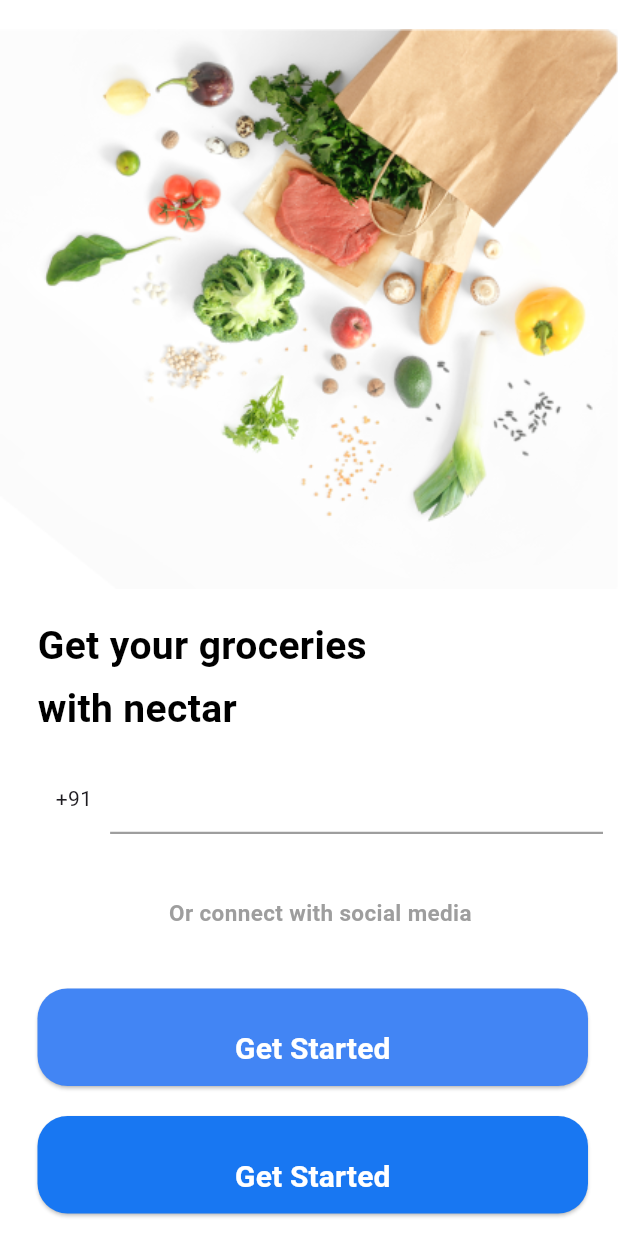
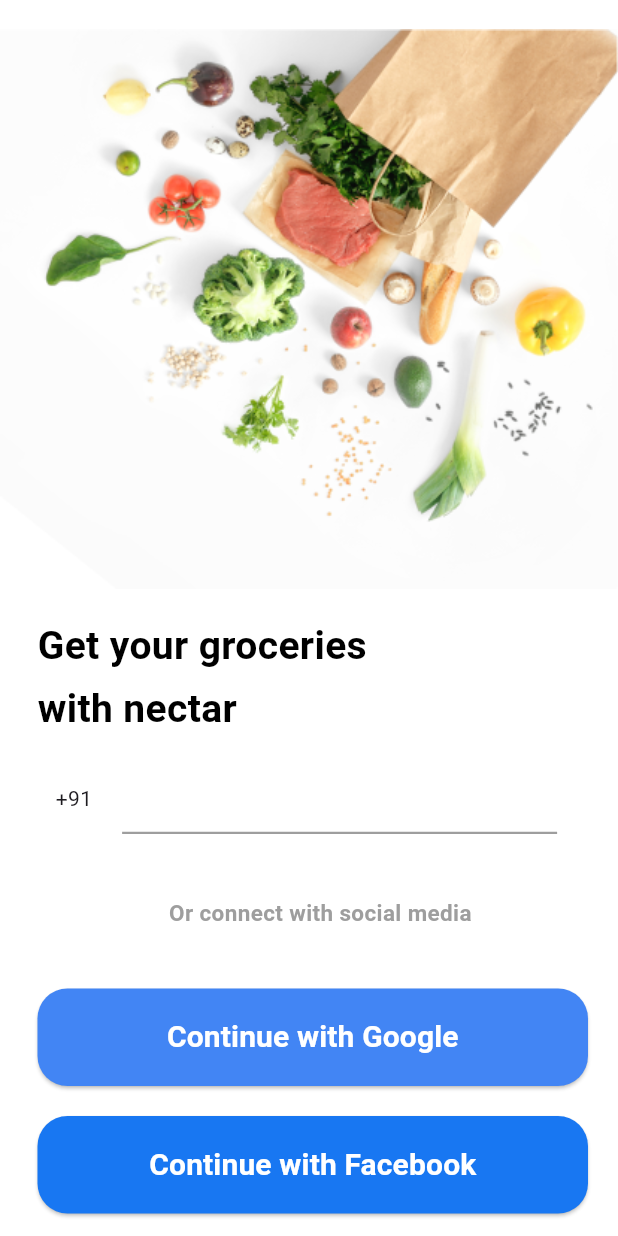
Before and after one commit to MMuusskkaann/Groceries-App, a Flutter app: the screen it shows after launch, after a tap on "Get Started", on a phone screen of 412 x 824 dp. Run offline on Flutter 3.47's test engine with Material 3 defaults, Android fonts, the phone set to English and light mode, and no system bars; Roboto replaces fonts that are missing (Gilroy).

Commit message:
Added number & verification pages, updated onboarding and signin

```diff
--- a/lib/pages/onboardingpage.dart
+++ b/lib/pages/onboardingpage.dart
@@ -19,13 +19,13 @@ class _OnboardingpageState extends State<Onboardingpage> {
 
         Positioned(
           top: 540,
-          left: 200,
+          left: 190,
           child: Image.asset("assets/images/Group.png", height: 60, width: 60),
         ),
 
         Positioned(
-          top: 620,
-          left: 130,
+          top: 600,
+          left: 110,
           child: Text(
             'Welcome',
             // textAlign: TextAlign.center,
@@ -40,8 +40,8 @@ class _OnboardingpageState extends State<Onboardingpage> {
         ),
 
         Positioned(
-          top: 680,
-          right: 95,
+          top: 660,
+          right: 109,
           child: Text(
             "to our store",
             style: TextStyle(
@@ -55,7 +55,7 @@ class _OnboardingpageState extends State<Onboardingpage> {
         ),
 
         Positioned(
-          top: 750,
+          top: 740,
           left: 80,
           // height: 15,
           child: Text(
@@ -76,10 +76,10 @@ class _OnboardingpageState extends State<Onboardingpage> {
           alignment: Alignment.bottomCenter,
           child: Padding(
             padding: EdgeInsets.only(
-              bottom: 90,
+              bottom: 140,
             ), //this help to move button upward direction
             child: SizedBox(
-              height: 90,
+              height: 65,
               width: 370,
               child: ElevatedButton(
                 onPressed: () {
@@ -96,13 +96,16 @@ class _OnboardingpageState extends State<Onboardingpage> {
                     borderRadius: BorderRadius.circular(20),
                   ),
                 ),
+                child: Center(
                   child: Text(
                     "Get Started",
                     style: TextStyle(
                       fontFamily: "Gilroy",
                       fontWeight: FontWeight.w600,
                       fontSize: 20,
-                    height: 4,
+                      height: 3,
+
+                    ),
                   ),
                 ),
               ),
--- a/lib/pages/signinpage.dart
+++ b/lib/pages/signinpage.dart
@@ -1,4 +1,5 @@
 import 'package:flutter/material.dart';
+import 'package:groceriesapp/pages/numberpage.dart';
 
 class Signinpage extends StatefulWidget {
   const Signinpage({super.key});
@@ -73,15 +74,13 @@ class _SigninpageState extends State<Signinpage> {
                           horizontal: 12,
                           vertical: 16,
                         ),
-                        decoration: BoxDecoration(color: Colors.white),
                         child: Text("+91"),
                       ),
-
-                      SizedBox(width: 0),
-                      Expanded(
+                      SizedBox(width: 8),
+                      Container(
+                        width: 290,
                         child: TextField(
-                          keyboardType: TextInputType.phone,
-                          textInputAction: TextInputAction.done,
+                          keyboardType: TextInputType.number,
                           decoration: InputDecoration(
                             enabledBorder: UnderlineInputBorder(
                               borderSide: BorderSide(
@@ -126,7 +125,7 @@ class _SigninpageState extends State<Signinpage> {
                       padding: EdgeInsets.only(
                         bottom: 20,
                         // left: 10,
-                        right: 10
+                        right: 10,
                       ), //this help to move button upward direction
                       child: SizedBox(
                         height: 65,
@@ -149,16 +148,14 @@ class _SigninpageState extends State<Signinpage> {
                           // icon: Icon(Icons.g),
                           label: Center(
                             child: Padding(
-                              padding: const EdgeInsets.only(
-                                bottom: 1.0,
-                              ),
+                              padding: const EdgeInsets.only(bottom: 1.0),
                               child: Text(
-                                "Get Started",
+                                "Continue with Google",
                                 style: TextStyle(
                                   fontFamily: "Gilroy",
                                   fontWeight: FontWeight.w600,
                                   fontSize: 20,
-                                  height: 4,
+                                  height: 3,
                                 ),
                               ),
                             ),
@@ -171,22 +168,24 @@ class _SigninpageState extends State<Signinpage> {
                   // SizedBox(height: 2),
                   Align(
                     alignment: Alignment.bottomCenter,
-                      child:Padding(
-                        padding: EdgeInsets.only(
-                          // bottom: 20,
-                          left: 0,
-                          right: 10,
-                        ),
+                    child: Padding(
+                      padding: EdgeInsets.only(
+                        // bottom: 20,
+                        left: 0,
+                        right: 10,
+                      ),
 
                       child: SizedBox(
                         height: 65,
                         width: 375,
                         child: ElevatedButton(
                           onPressed: () {
-                            // Navigator.push(
-                              // context,
-                              // MaterialPageRoute(builder: (context) => Signinpage()),
-                            // );
+                            Navigator.push(
+                              context,
+                              MaterialPageRoute(
+                                builder: (context) => Numberpage(),
+                              ),
+                            );
                           },
 
                           style: ElevatedButton.styleFrom(
@@ -198,12 +197,12 @@ class _SigninpageState extends State<Signinpage> {
                           ),
                           child: Center(
                             child: Text(
-                              "Get Started",
+                              "Continue with Facebook",
                               style: TextStyle(
                                 fontFamily: "Gilroy",
                                 fontWeight: FontWeight.w600,
                                 fontSize: 20,
-                                height: 4,
+                                height: 3,
                               ),
                             ),
                           ),
@@ -216,8 +215,6 @@ class _SigninpageState extends State<Signinpage> {
             ),
           ),
         ],
-
-
       ),
     );
   }
```
Also changed, not shown: lib/pages/numberpage.dart (added, +95 -0 lines), lib/pages/verificationpage.dart (added, +78 -0 lines). Lines whose indentation alone changed are shown as unchanged.
